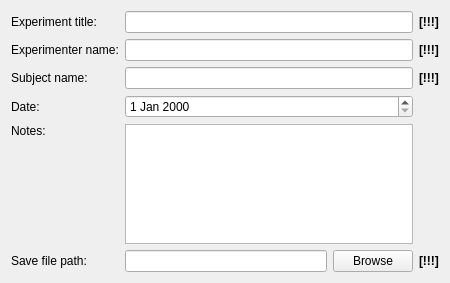
First picture: the form in ObjectTrackMatrix/GetUserInfo.ui, repository parallax-xallaraq/ObjectTrackMatrix, before the edit.
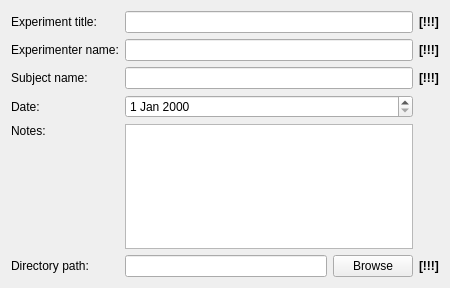
Second picture: the form after the edit.

```diff
--- a/ObjectTrackMatrix/GetUserInfo.ui
+++ b/ObjectTrackMatrix/GetUserInfo.ui
@@ -7,7 +7,7 @@
     <x>0</x>
     <y>0</y>
     <width>450</width>
-    <height>283</height>
+    <height>288</height>
    </rect>
   </property>
   <property name="windowTitle">
@@ -97,7 +97,7 @@
      <item row="5" column="0">
       <widget class="QLabel" name="label_saveFile">
        <property name="text">
-        <string>Save file path:</string>
+        <string>Directory path:</string>
        </property>
       </widget>
      </item>
```
